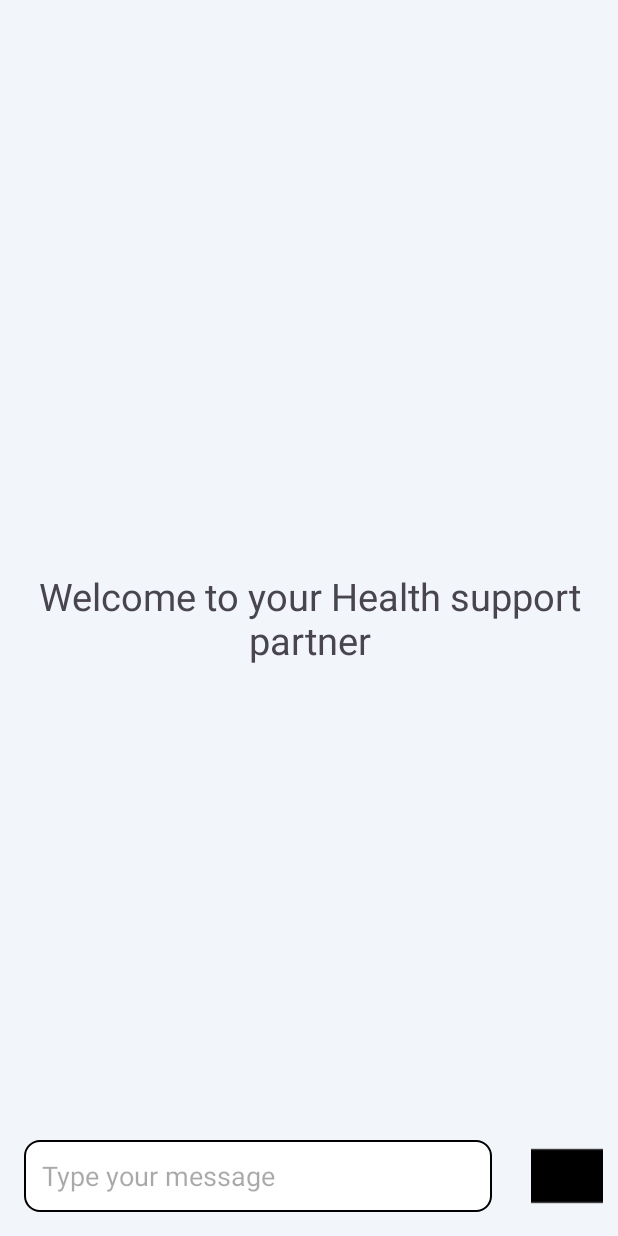
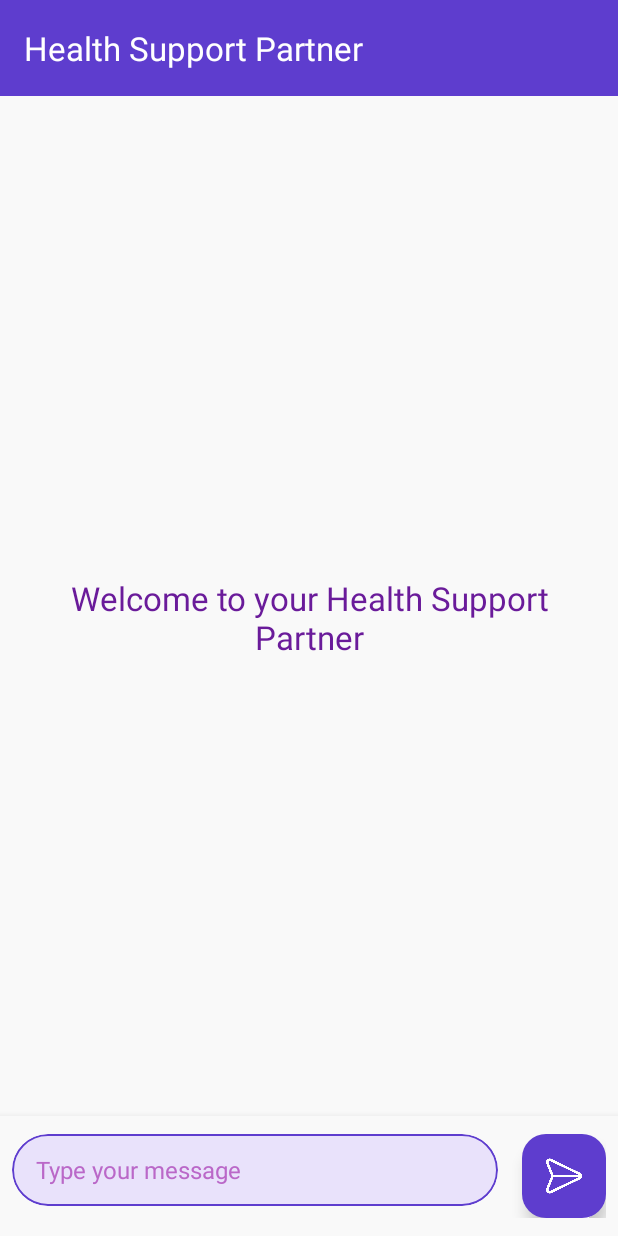
Before and after one commit to syed-muhammad-usman-zafar/MediTrack-SE, an Android app: the Chatgpt screen opened directly, with no data from a screen before it, on a phone screen of 412 x 824 dp. Run offline under Robolectric (Android 15) with nearby library versions, the light colour scheme and no system bars.

Commit message:
Your commit message

```diff
--- a/app/src/main/res/layout/activity_chatgpt.xml
+++ b/app/src/main/res/layout/activity_chatgpt.xml
@@ -1,4 +1,5 @@
 <?xml version="1.0" encoding="utf-8"?>
+<!-- Purple-themed Chat UI -->
 <RelativeLayout xmlns:android="http://schemas.android.com/apk/res/android"
     xmlns:app="http://schemas.android.com/apk/res-auto"
     xmlns:tools="http://schemas.android.com/tools"
@@ -6,7 +7,25 @@
     android:layout_width="match_parent"
     android:layout_height="match_parent"
     android:windowSoftInputMode="adjustResize"
+    android:background="#F9F9F9"
     tools:context=".Chatgpt">
+
+    <!-- App Bar -->
+    <com.google.android.material.appbar.AppBarLayout
+        android:id="@+id/appbar"
+        android:layout_width="match_parent"
+        android:layout_height="wrap_content"
+        android:layout_alignParentTop="true"
+        android:background="#5E3DCE">
+
+        <com.google.android.material.appbar.MaterialToolbar
+            android:id="@+id/toolbar"
+            android:layout_width="match_parent"
+            android:layout_height="?attr/actionBarSize"
+            android:elevation="4dp"
+            app:title="Health Support Partner"
+            app:titleTextColor="#FFFFFF" />
+    </com.google.android.material.appbar.AppBarLayout>
 
     <!-- RecyclerView for displaying messages -->
     <androidx.recyclerview.widget.RecyclerView
@@ -14,48 +33,76 @@
         android:layout_width="match_parent"
         android:layout_height="match_parent"
         android:layout_above="@+id/bottom_layout"
-        android:layout_alignParentTop="true"
-        android:paddingBottom="10dp" />
+        android:layout_below="@+id/appbar"
+        android:clipToPadding="false"
+        android:paddingTop="12dp"
+        android:paddingBottom="16dp" />
 
-    <!-- Welcome Text at the top -->
+    <!-- Welcome Text at the top - Only visible when chat is empty -->
     <TextView
+        android:id="@+id/welcome_text"
         android:layout_width="match_parent"
         android:layout_height="wrap_content"
-        android:id="@+id/welcome_text"
         android:layout_centerInParent="true"
-        android:text="Welcome to your Health support partner"
         android:gravity="center"
-        android:textSize="25sp" />
+        android:text="Welcome to your Health Support Partner"
+        android:textSize="22sp"
+        android:textColor="#6A1B9A"
+        android:padding="24dp" />
 
     <!-- Bottom Layout containing the EditText and Send Button -->
     <RelativeLayout
         android:id="@+id/bottom_layout"
         android:layout_width="match_parent"
         android:layout_height="wrap_content"
-        android:layout_alignParentBottom="true">
+        android:layout_alignParentBottom="true"
+        android:background="#F9F9F9"
+        android:elevation="8dp"
+        android:paddingStart="8dp"
+        android:paddingEnd="8dp"
+        android:paddingTop="12dp"
+        android:paddingBottom="12dp">
 
-        <EditText
-            android:id="@+id/message_edit_text"
+        <com.google.android.material.card.MaterialCardView
             android:layout_width="match_parent"
-            android:layout_height="48dp"
+            android:layout_height="wrap_content"
+            android:layout_toStartOf="@+id/send_button"
+            android:layout_marginEnd="8dp"
+            app:cardCornerRadius="24dp"
+            app:cardElevation="0dp"
+            app:strokeWidth="1dp"
+            app:strokeColor="#5E3DCE">
+
+            <EditText
+                android:id="@+id/message_edit_text"
+                android:layout_width="match_parent"
+                android:layout_height="wrap_content"
+                android:background="@null"
+                android:hint="Type your message"
+                android:textColorHint="#BA68C8"
+                android:textColor="#5E3DCE"
+                android:inputType="textMultiLine"
+                android:maxLines="5"
+                android:minHeight="48dp"
+                android:paddingStart="16dp"
+                android:paddingEnd="16dp"
+                android:paddingTop="12dp"
+                android:paddingBottom="12dp"
+                android:textSize="16sp" />
+        </com.google.android.material.card.MaterialCardView>
+
+        <com.google.android.material.floatingactionbutton.FloatingActionButton
+            android:id="@+id/send_button"
+            android:layout_width="wrap_content"
+            android:layout_height="wrap_content"
+            android:layout_alignParentEnd="true"
             android:layout_centerVertical="true"
-            android:layout_margin="16dp"
-            android:hint="Type your message"
-            android:layout_toLeftOf="@+id/send_button"
-            android:background="@drawable/rounded_corner"
-            android:paddingStart="12dp"
-            android:paddingEnd="12dp" />
-
-        <ImageButton
-            android:layout_width="48dp"
-            android:layout_height="48dp"
-            android:layout_alignParentEnd="true"
-            android:id="@+id/send_button"
-            android:layout_centerInParent="true"
-            android:layout_margin="10dp"
-            android:padding="8dp"
-            android:src="@drawable/send"
-            android:background="?attr/selectableItemBackgroundBorderless" />
+            android:layout_marginStart="8dp"
+            app:fabSize="normal"
+            android:backgroundTint="#5E3DCE"
+            app:tint="#FFFFFF"
+            android:contentDescription="Send message"
+            app:srcCompat="@drawable/send" />
     </RelativeLayout>
 
 </RelativeLayout>
--- a/app/src/main/res/layout/activity_main.xml
+++ b/app/src/main/res/layout/activity_main.xml
@@ -76,6 +76,7 @@
                         android:layout_width="wrap_content"
                         android:layout_height="match_parent"
                         android:text="Lets Chat"
+
                         android:id="@+id/chat_app"
                         />
 
--- a/app/src/main/res/values/colors.xml
+++ b/app/src/main/res/values/colors.xml
@@ -4,7 +4,7 @@
     <color name="primary_color">#4F46E5</color>
     <color name="primary_light">#EEF2FF</color>
     <color name="primary_dark">#3730A3</color>
-
+    <color name="accent">#448AFF</color>
     <!-- Secondary accent color -->
     <color name="secondary_color">#10B981</color>
     <color name="secondary_light">#ECFDF5</color>
@@ -17,13 +17,21 @@
     <!-- Text colors -->
     <color name="text_primary">#111827</color>
     <color name="text_secondary">#6B7280</color>
-
+    <color name="text_hint">#9E9E9E</color>
     <!-- Utility colors -->
+    <color name="stroke_light">#E0E0E0</color>
     <color name="white">#FFFFFF</color>
+    <color name="black">#000000</color>
 
     <color name="progress_healthy">#008000</color>
     <color name="progress_undefined">#808080</color> #
-    <color name="black">#000000</color>
     <color name="fab">#BB86FC</color>
 
+
+    <!-- Message Bubble Colors -->
+    <color name="user_message_bg">#E3F2FD</color>
+    <color name="bot_message_bg">#FFFFFF</color>
+    <color name="user_message_text">#212121</color>
+    <color name="bot_message_text">#212121</color>
+
 </resources>
```
